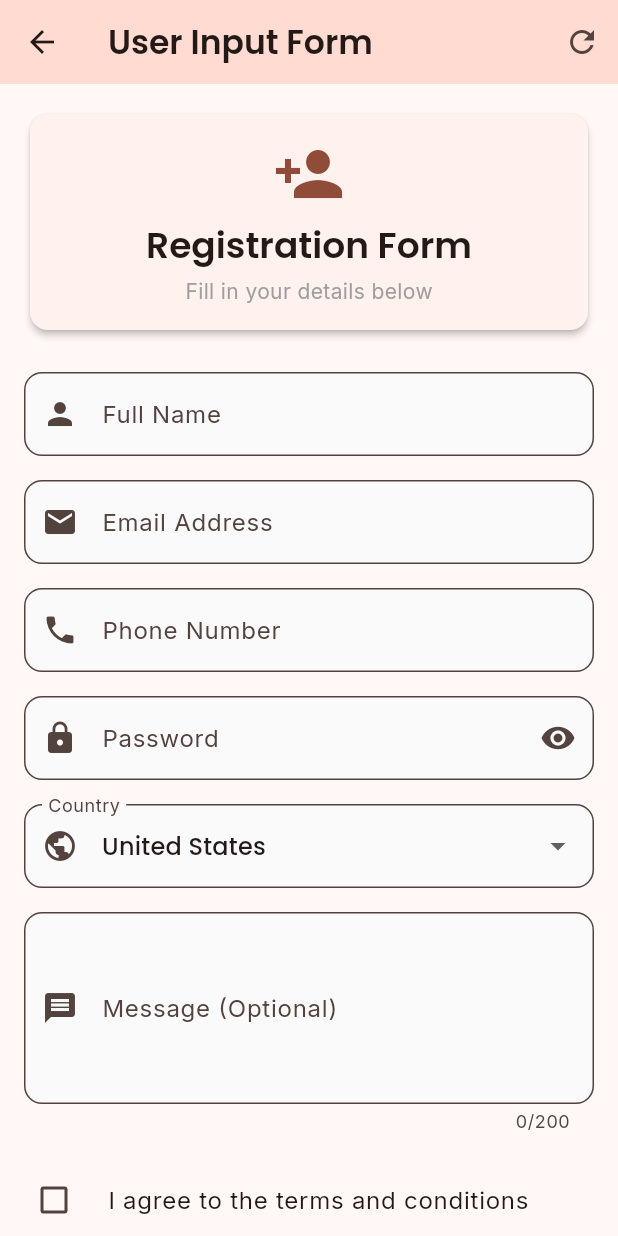
After one commit to kalviumcommunity/S84-0226-codynamics-Flutter-Firebase-Qless, a Flutter app: the FormsDemo screen opened by its route, after a tap on "Advanced Form", on a phone screen of 412 x 824 dp. The commit adds this screen. Run offline on Flutter 3.47's test engine with Material 3 defaults, Android fonts, the phone set to English and light mode, and no system bars; our stand-ins replace firebase_auth, firebase_core, flutter_dotenv, google_fonts; accounts and stored records are empty.

Commit message:
Add user input forms with TextField, validation, and SnackBar feedback

```diff
--- a/lib/main.dart
+++ b/lib/main.dart
@@ -9,6 +9,7 @@ import 'screens/customer/customer_landing_page.dart';
 import 'screens/splash/splash_screen.dart';
 import 'screens/admin/admin_dashboard.dart';
 import 'screens/stateless_stateful_demo.dart';
+import 'screens/forms_demo.dart';
 
 void main() async {
   WidgetsFlutterBinding.ensureInitialized();
@@ -42,6 +43,7 @@ class QlessApp extends StatelessWidget {
       debugShowCheckedModeBanner: false,
       routes: {
         '/demo': (context) => const StatelessStatefulDemo(),
+        '/forms': (context) => const FormsDemo(),
       },
       theme: ThemeData(
         colorScheme: ColorScheme.fromSeed(
--- /dev/null
+++ b/lib/screens/forms_demo.dart
@@ -0,0 +1,200 @@
+import 'package:flutter/material.dart';
+import 'simple_input_form.dart';
+import 'user_input_form.dart';
+
+/// Forms Demo Launcher
+/// Choose between simple and advanced form examples
+class FormsDemo extends StatelessWidget {
+  const FormsDemo({super.key});
+
+  @override
+  Widget build(BuildContext context) {
+    return Scaffold(
+      appBar: AppBar(
+        title: const Text('Forms Demo'),
+        backgroundColor: Theme.of(context).colorScheme.primaryContainer,
+      ),
+      body: Padding(
+        padding: const EdgeInsets.all(16.0),
+        child: Column(
+          crossAxisAlignment: CrossAxisAlignment.stretch,
+          children: [
+            // Header
+            Card(
+              elevation: 2,
+              child: Padding(
+                padding: const EdgeInsets.all(20.0),
+                child: Column(
+                  children: [
+                    Icon(
+                      Icons.edit_document,
+                      size: 64,
+                      color: Theme.of(context).colorScheme.primary,
+                    ),
+                    const SizedBox(height: 16),
+                    Text(
+                      'User Input Forms',
+                      style: Theme.of(context).textTheme.headlineMedium,
+                      textAlign: TextAlign.center,
+                    ),
+                    const SizedBox(height: 8),
+                    Text(
+                      'Learn TextFields, Buttons, and Form Validation',
+                      style: Theme.of(context).textTheme.bodyMedium?.copyWith(
+                            color: Colors.grey,
+                          ),
+                      textAlign: TextAlign.center,
+                    ),
+                  ],
+                ),
+              ),
+            ),
+            const SizedBox(height: 32),
+
+            // Simple Form Card
+            _buildDemoCard(
+              context,
+              title: 'Simple Form',
+              description: 'Basic form with name and email validation',
+              icon: Icons.article,
+              color: Colors.blue,
+              onTap: () {
+                Navigator.push(
+                  context,
+                  MaterialPageRoute(
+                    builder: (context) => const SimpleInputForm(),
+                  ),
+                );
+              },
+            ),
+            const SizedBox(height: 16),
+
+            // Advanced Form Card
+            _buildDemoCard(
+              context,
+              title: 'Advanced Form',
+              description: 'Complete registration form with multiple fields',
+              icon: Icons.description,
+              color: Colors.deepOrange,
+              onTap: () {
+                Navigator.push(
+                  context,
+                  MaterialPageRoute(
+                    builder: (context) => const UserInputForm(),
+                  ),
+                );
+              },
+            ),
+            const SizedBox(height: 32),
+
+            // Info Section
+            Card(
+              color: Colors.blue[50],
+              child: Padding(
+                padding: const EdgeInsets.all(16.0),
+                child: Column(
+                  crossAxisAlignment: CrossAxisAlignment.start,
+                  children: [
+                    Row(
+                      children: [
+                        Icon(Icons.info, color: Colors.blue[700]),
+                        const SizedBox(width: 8),
+                        Text(
+                          'What You\'ll Learn',
+                          style: TextStyle(
+                            fontWeight: FontWeight.bold,
+                            color: Colors.blue[700],
+                          ),
+                        ),
+                      ],
+                    ),
+                    const SizedBox(height: 12),
+                    _buildInfoItem('TextField widget for text input'),
+                    _buildInfoItem('Form validation with validators'),
+                    _buildInfoItem('Button actions and callbacks'),
+                    _buildInfoItem('User feedback with SnackBar'),
+                    _buildInfoItem('TextEditingController usage'),
+                  ],
+                ),
+              ),
+            ),
+          ],
+        ),
+      ),
+    );
+  }
+
+  Widget _buildDemoCard(
+    BuildContext context, {
+    required String title,
+    required String description,
+    required IconData icon,
+    required Color color,
+    required VoidCallback onTap,
+  }) {
+    return Card(
+      elevation: 3,
+      child: InkWell(
+        onTap: onTap,
+        borderRadius: BorderRadius.circular(12),
+        child: Padding(
+          padding: const EdgeInsets.all(20.0),
+          child: Row(
+            children: [
+              Container(
+                padding: const EdgeInsets.all(12),
+                decoration: BoxDecoration(
+                  color: color.withValues(alpha: 0.1),
+                  borderRadius: BorderRadius.circular(12),
+                ),
+                child: Icon(icon, size: 32, color: color),
+              ),
+              const SizedBox(width: 16),
+              Expanded(
+                child: Column(
+                  crossAxisAlignment: CrossAxisAlignment.start,
+                  children: [
+                    Text(
+                      title,
+                      style: const TextStyle(
+                        fontSize: 18,
+                        fontWeight: FontWeight.bold,
+                      ),
+                    ),
+                    const SizedBox(height: 4),
+                    Text(
+                      description,
+                      style: TextStyle(
+                        fontSize: 14,
+                        color: Colors.grey[600],
+                      ),
+                    ),
+                  ],
+                ),
+              ),
+              Icon(Icons.arrow_forward_ios, color: Colors.grey[400]),
+            ],
+          ),
+        ),
+      ),
+    );
+  }
+
+  Widget _buildInfoItem(String text) {
+    return Padding(
+      padding: const EdgeInsets.only(bottom: 8.0),
+      child: Row(
+        children: [
+          Icon(Icons.check_circle, size: 16, color: Colors.green[700]),
+          const SizedBox(width: 8),
+          Expanded(
+            child: Text(
+              text,
+              style: const TextStyle(fontSize: 14),
+            ),
+          ),
+        ],
+      ),
+    );
+  }
+}
--- /dev/null
+++ b/lib/screens/user_input_form.dart
@@ -0,0 +1,379 @@
+import 'package:flutter/material.dart';
+
+/// Comprehensive User Input Form Demo
+/// Demonstrates TextFields, Buttons, and Form validation
+class UserInputForm extends StatefulWidget {
+  const UserInputForm({super.key});
+
+  @override
+  State<UserInputForm> createState() => _UserInputFormState();
+}
+
+class _UserInputFormState extends State<UserInputForm> {
+  final _formKey = GlobalKey<FormState>();
+  final _nameController = TextEditingController();
+  final _emailController = TextEditingController();
+  final _phoneController = TextEditingController();
+  final _passwordController = TextEditingController();
+  final _messageController = TextEditingController();
+
+  bool _obscurePassword = true;
+  bool _agreedToTerms = false;
+  String _selectedCountry = 'United States';
+
+  final List<String> _countries = [
+    'United States',
+    'Canada',
+    'United Kingdom',
+    'Australia',
+    'India',
+    'Philippines',
+  ];
+
+  @override
+  void dispose() {
+    _nameController.dispose();
+    _emailController.dispose();
+    _phoneController.dispose();
+    _passwordController.dispose();
+    _messageController.dispose();
+    super.dispose();
+  }
+
+  void _submitForm() {
+    if (_formKey.currentState!.validate()) {
+      if (!_agreedToTerms) {
+        ScaffoldMessenger.of(context).showSnackBar(
+          const SnackBar(
+            content: Text('Please agree to terms and conditions'),
+            backgroundColor: Colors.orange,
+          ),
+        );
+        return;
+      }
+
+      // Form is valid, show success message
+      _showSuccessDialog();
+    }
+  }
+
+  void _showSuccessDialog() {
+    showDialog(
+      context: context,
+      builder: (context) => AlertDialog(
+        title: const Text('Success!'),
+        content: Column(
+          mainAxisSize: MainAxisSize.min,
+          crossAxisAlignment: CrossAxisAlignment.start,
+          children: [
+            const Text('Form submitted successfully!'),
+            const SizedBox(height: 16),
+            Text('Name: ${_nameController.text}'),
+            Text('Email: ${_emailController.text}'),
+            Text('Phone: ${_phoneController.text}'),
+            Text('Country: $_selectedCountry'),
+          ],
+        ),
+        actions: [
+          TextButton(
+            onPressed: () {
+              Navigator.pop(context);
+              _resetForm();
+            },
+            child: const Text('OK'),
+          ),
+        ],
+      ),
+    );
+  }
+
+  void _resetForm() {
+    _formKey.currentState!.reset();
+    _nameController.clear();
+    _emailController.clear();
+    _phoneController.clear();
+    _passwordController.clear();
+    _messageController.clear();
+    setState(() {
+      _agreedToTerms = false;
+      _selectedCountry = 'United States';
+    });
+  }
+
+  String? _validateName(String? value) {
+    if (value == null || value.isEmpty) {
+      return 'Please enter your name';
+    }
+    if (value.length < 2) {
+      return 'Name must be at least 2 characters';
+    }
+    if (!RegExp(r'^[a-zA-Z\s]+$').hasMatch(value)) {
+      return 'Name can only contain letters';
+    }
+    return null;
+  }
+
+  String? _validateEmail(String? value) {
+    if (value == null || value.isEmpty) {
+      return 'Please enter your email';
+    }
+    if (!value.contains('@')) {
+      return 'Enter a valid email address';
+    }
+    if (!RegExp(r'^[\w-\.]+@([\w-]+\.)+[\w-]{2,4}$').hasMatch(value)) {
+      return 'Enter a valid email format';
+    }
+    return null;
+  }
+
+  String? _validatePhone(String? value) {
+    if (value == null || value.isEmpty) {
+      return 'Please enter your phone number';
+    }
+    if (!RegExp(r'^[0-9+\-\s()]+$').hasMatch(value)) {
+      return 'Enter a valid phone number';
+    }
+    if (value.replaceAll(RegExp(r'[^0-9]'), '').length < 10) {
+      return 'Phone number must be at least 10 digits';
+    }
+    return null;
+  }
+
+  String? _validatePassword(String? value) {
+    if (value == null || value.isEmpty) {
+      return 'Please enter a password';
+    }
+    if (value.length < 6) {
+      return 'Password must be at least 6 characters';
+    }
+    return null;
+  }
+
+  @override
+  Widget build(BuildContext context) {
+    return Scaffold(
+      appBar: AppBar(
+        title: const Text('User Input Form'),
+        backgroundColor: Theme.of(context).colorScheme.primaryContainer,
+        actions: [
+          IconButton(
+            icon: const Icon(Icons.refresh),
+            onPressed: _resetForm,
+            tooltip: 'Reset Form',
+          ),
+        ],
+      ),
+      body: SingleChildScrollView(
+        padding: const EdgeInsets.all(16.0),
+        child: Form(
+          key: _formKey,
+          child: Column(
+            crossAxisAlignment: CrossAxisAlignment.stretch,
+            children: [
+              // Header Section
+              Card(
+                elevation: 2,
+                child: Padding(
+                  padding: const EdgeInsets.all(16.0),
+                  child: Column(
+                    children: [
+                      Icon(
+                        Icons.person_add,
+                        size: 48,
+                        color: Theme.of(context).colorScheme.primary,
+                      ),
+                      const SizedBox(height: 8),
+                      Text(
+                        'Registration Form',
+                        style: Theme.of(context).textTheme.headlineSmall,
+                      ),
+                      const SizedBox(height: 4),
+                      Text(
+                        'Fill in your details below',
+                        style: Theme.of(context).textTheme.bodyMedium?.copyWith(
+                              color: Colors.grey,
+                            ),
+                      ),
+                    ],
+                  ),
+                ),
+              ),
+              const SizedBox(height: 24),
+
+              // Name Field
+              TextFormField(
+                controller: _nameController,
+                decoration: InputDecoration(
+                  labelText: 'Full Name',
+                  hintText: 'Enter your full name',
+                  prefixIcon: const Icon(Icons.person),
+                  border: OutlineInputBorder(
+                    borderRadius: BorderRadius.circular(12),
+                  ),
+                  filled: true,
+                  fillColor: Colors.grey[50],
+                ),
+                textCapitalization: TextCapitalization.words,
+                validator: _validateName,
+              ),
+              const SizedBox(height: 16),
+
+              // Email Field
+              TextFormField(
+                controller: _emailController,
+                decoration: InputDecoration(
+                  labelText: 'Email Address',
+                  hintText: 'example@email.com',
+                  prefixIcon: const Icon(Icons.email),
+                  border: OutlineInputBorder(
+                    borderRadius: BorderRadius.circular(12),
+                  ),
+                  filled: true,
+                  fillColor: Colors.grey[50],
+                ),
+                keyboardType: TextInputType.emailAddress,
+                validator: _validateEmail,
+              ),
+              const SizedBox(height: 16),
+
+              // Phone Field
+              TextFormField(
+                controller: _phoneController,
+                decoration: InputDecoration(
+                  labelText: 'Phone Number',
+                  hintText: '+1 (555) 123-4567',
+                  prefixIcon: const Icon(Icons.phone),
+                  border: OutlineInputBorder(
+                    borderRadius: BorderRadius.circular(12),
+                  ),
+                  filled: true,
+                  fillColor: Colors.grey[50],
+                ),
+                keyboardType: TextInputType.phone,
+                validator: _validatePhone,
+              ),
+              const SizedBox(height: 16),
+
+              // Password Field
+              TextFormField(
+                controller: _passwordController,
+                decoration: InputDecoration(
+                  labelText: 'Password',
+                  hintText: 'Enter a secure password',
+                  prefixIcon: const Icon(Icons.lock),
+                  suffixIcon: IconButton(
+                    icon: Icon(
+                      _obscurePassword ? Icons.visibility : Icons.visibility_off,
+                    ),
+                    onPressed: () {
+                      setState(() {
+                        _obscurePassword = !_obscurePassword;
+                      });
+                    },
+                  ),
+                  border: OutlineInputBorder(
+                    borderRadius: BorderRadius.circular(12),
+                  ),
+                  filled: true,
+                  fillColor: Colors.grey[50],
+                ),
+                obscureText: _obscurePassword,
+                validator: _validatePassword,
+              ),
+              const SizedBox(height: 16),
+
+              // Country Dropdown
+              DropdownButtonFormField<String>(
+                initialValue: _selectedCountry,
+                decoration: InputDecoration(
+                  labelText: 'Country',
+                  prefixIcon: const Icon(Icons.public),
+                  border: OutlineInputBorder(
+                    borderRadius: BorderRadius.circular(12),
+                  ),
+                  filled: true,
+                  fillColor: Colors.grey[50],
+                ),
+                items: _countries.map((country) {
+                  return DropdownMenuItem(
+                    value: country,
+                    child: Text(country),
+                  );
+                }).toList(),
+                onChanged: (value) {
+                  setState(() {
+                    _selectedCountry = value!;
+                  });
+                },
+              ),
+              const SizedBox(height: 16),
+
+              // Message Field (Optional)
+              TextFormField(
+                controller: _messageController,
+                decoration: InputDecoration(
+                  labelText: 'Message (Optional)',
+                  hintText: 'Tell us about yourself',
+                  prefixIcon: const Icon(Icons.message),
+                  border: OutlineInputBorder(
+                    borderRadius: BorderRadius.circular(12),
+                  ),
+                  filled: true,
+                  fillColor: Colors.grey[50],
+                ),
+                maxLines: 4,
+                maxLength: 200,
+              ),
+              const SizedBox(height: 16),
+
+              // Terms and Conditions Checkbox
+              CheckboxListTile(
+                title: const Text('I agree to the terms and conditions'),
+                value: _agreedToTerms,
+                onChanged: (value) {
+                  setState(() {
+                    _agreedToTerms = value!;
+                  });
+                },
+                controlAffinity: ListTileControlAffinity.leading,
+                contentPadding: EdgeInsets.zero,
+              ),
+              const SizedBox(height: 24),
+
+              // Submit Button
+              ElevatedButton(
+                onPressed: _submitForm,
+                style: ElevatedButton.styleFrom(
+                  padding: const EdgeInsets.symmetric(vertical: 16),
+                  shape: RoundedRectangleBorder(
+                    borderRadius: BorderRadius.circular(12),
+                  ),
+                ),
+                child: const Text(
+                  'Submit Form',
+                  style: TextStyle(fontSize: 16),
+                ),
+              ),
+              const SizedBox(height: 12),
+
+              // Reset Button
+              OutlinedButton(
+                onPressed: _resetForm,
+                style: OutlinedButton.styleFrom(
+                  padding: const EdgeInsets.symmetric(vertical: 16),
+                  shape: RoundedRectangleBorder(
+                    borderRadius: BorderRadius.circular(12),
+                  ),
+                ),
+                child: const Text(
+                  'Reset Form',
+                  style: TextStyle(fontSize: 16),
+                ),
+              ),
+            ],
+          ),
+        ),
+      ),
+    );
+  }
+}
```
Also changed, not shown: lib/forms_demo_main.dart (added, +32 -0 lines), lib/screens/simple_input_form.dart (added, +93 -0 lines).
